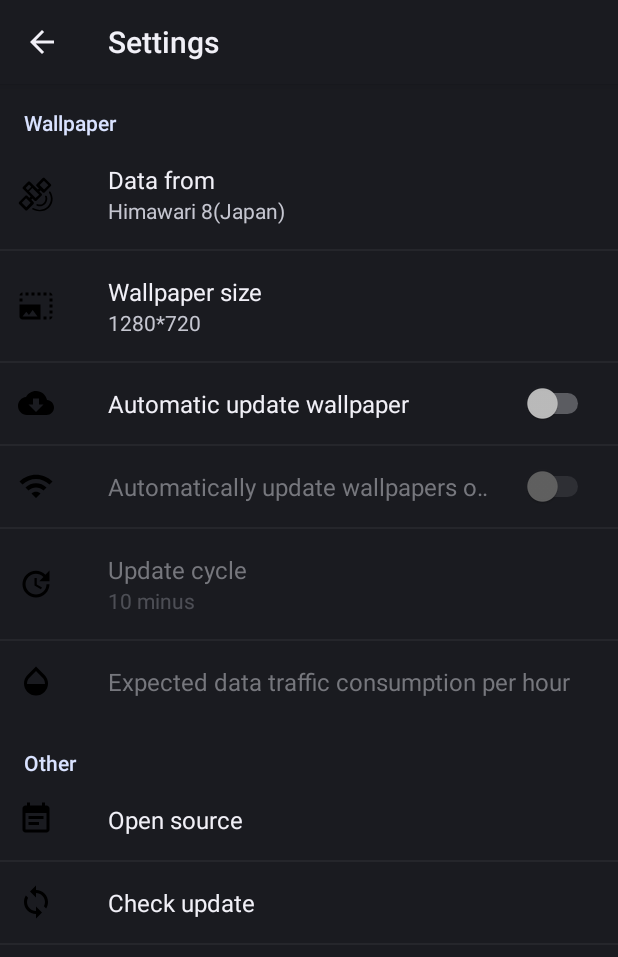
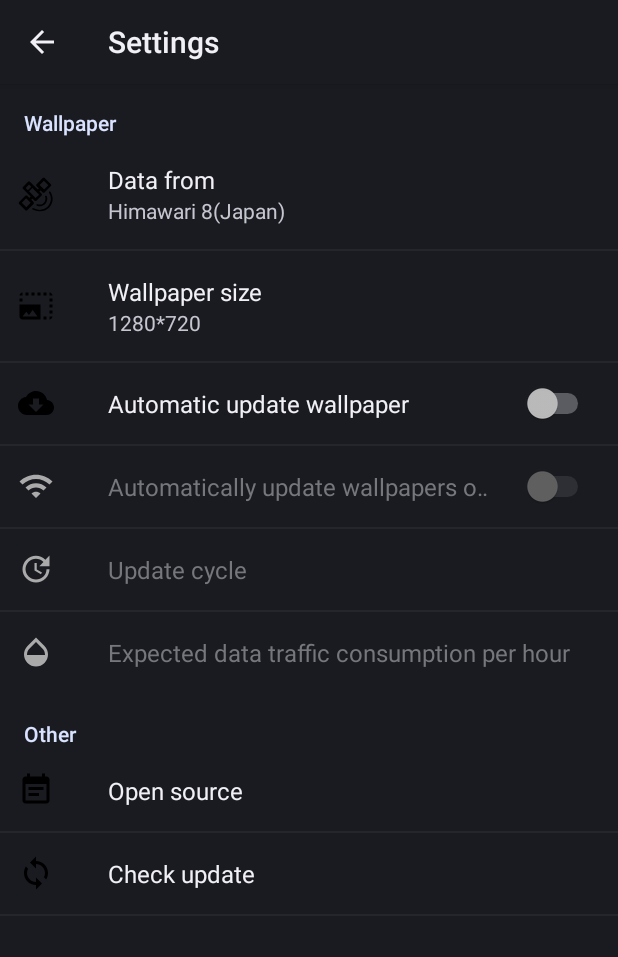
Before and after one commit to JreeyButler/EarthLive, an Android app: the Settings screen opened directly, with no data from a screen before it, on a phone screen of 412 x 824 dp. Shown: the top 957 px of the screen. Run offline under Robolectric (Android 15) with nearby library versions, the light colour scheme and no system bars.

Commit message:
[设置]完善设置项

```diff
--- /dev/null
+++ b/app/src/main/res/drawable/ic_data_traffic_gray.xml
@@ -0,0 +1,12 @@
+<?xml version="1.0" encoding="utf-8"?>
+<vector xmlns:android="http://schemas.android.com/apk/res/android"
+    android:width="24dp"
+    android:height="24dp"
+    android:viewportWidth="24"
+    android:viewportHeight="24">
+
+    <path android:pathData="M24 0H0v24h24V0zm0 0H0v24h24V0zM0 24h24V0H0v24z" />
+    <path
+        android:fillColor="@android:color/darker_gray"
+        android:pathData="M17.66 8L12 2.35 6.34 8C4.78 9.56 4 11.64 4 13.64s0.78 4.11 2.34 5.67 3.61 2.35 5.66 2.35 4.1-0.79 5.66-2.35S20 15.64 20 13.64 19.22 9.56 17.66 8zM6 14c0.01-2 0.62-3.27 1.76-4.4L12 5.27l4.24 4.38C17.38 10.77 17.99 12 18 14H6z" />
+</vector>
--- /dev/null
+++ b/app/src/main/res/drawable/ic_update_cycle_gray.xml
@@ -0,0 +1,26 @@
+<?xml version="1.0" encoding="utf-8"?><!--
+  ~ Copyright (c) [2019] [Dipper]
+  ~
+  ~ Licensed under the Apache License, Version 2.0 (the "License");
+  ~ you may not use this file except in compliance with the License.
+  ~ You may obtain a copy of the License at
+  ~
+  ~     http://www.apache.org/licenses/LICENSE-2.0
+  ~
+  ~ Unless required by applicable law or agreed to in writing, software
+  ~ distributed under the License is distributed on an "AS IS" BASIS,
+  ~ WITHOUT WARRANTIES OR CONDITIONS OF ANY KIND, either express or implied.
+  ~ See the License for the specific language governing permissions and
+  ~ limitations under the License.
+  -->
+
+<vector xmlns:android="http://schemas.android.com/apk/res/android"
+    android:width="24dp"
+    android:height="24dp"
+    android:viewportWidth="24"
+    android:viewportHeight="24">
+
+    <path
+        android:fillColor="@android:color/darker_gray"
+        android:pathData="M21 10.12h-6.78l2.74-2.82c-2.73-2.7-7.15-2.8-9.88-0.1-2.73 2.71-2.73 7.08 0 9.79 2.73 2.71 7.15 2.71 9.88 0C18.32 15.65 19 14.08 19 12.1h2c0 1.98-0.88 4.55-2.64 6.29-3.51 3.48-9.21 3.48-12.72 0-3.5-3.47-3.53-9.11-0.02-12.58 3.51-3.47 9.14-3.47 12.65 0L21 3v7.12zM12.5 8v4.25l3.5 2.08-0.72 1.21L11 13V8h1.5z" />
+</vector>
--- a/app/src/main/res/drawable/ic_wallpaper_size.xml
+++ b/app/src/main/res/drawable/ic_wallpaper_size.xml
@@ -7,6 +7,6 @@
 
     <path android:pathData="M24 24H0V0h24v24z" />
     <path
-        android:fillColor="#000000"
+        android:fillColor="@android:color/black"
         android:pathData="M21 15h2v2h-2v-2zm0-4h2v2h-2v-2zm2 8h-2v2c1 0 2-1 2-2zM13 3h2v2h-2V3zm8 4h2v2h-2V7zm0-4v2h2c0-1-1-2-2-2zM1 7h2v2H1V7zm16-4h2v2h-2V3zm0 16h2v2h-2v-2zM3 3C2 3 1 4 1 5h2V3zm6 0h2v2H9V3zM5 3h2v2H5V3zm-4 8v8c0 1.1 0.9 2 2 2h12V11H1zm2 8l2.5-3.21 1.79 2.15 2.5-3.22L13 19H3z" />
 </vector>
--- /dev/null
+++ b/app/src/main/res/drawable/ic_wifi_only_gray.xml
@@ -0,0 +1,12 @@
+<?xml version="1.0" encoding="utf-8"?>
+<vector xmlns:android="http://schemas.android.com/apk/res/android"
+    android:width="24dp"
+    android:height="24dp"
+    android:viewportWidth="24"
+    android:viewportHeight="24">
+
+    <path android:pathData="M0 0h24v24H0z" />
+    <path
+        android:fillColor="@android:color/darker_gray"
+        android:pathData="M1 9l2 2c4.97-4.97 13.03-4.97 18 0l2-2C16.93 2.93 7.08 2.93 1 9zm8 8l3 3 3-3c-1.65-1.66-4.34-1.66-6 0zm-4-4l2 2c2.76-2.76 7.24-2.76 10 0l2-2C15.14 9.14 8.87 9.14 5 13z" />
+</vector>
```
Also changed, not shown: app/src/main/java/com/dipper/earthlive/view/Settings.java (+46 -25 lines).
